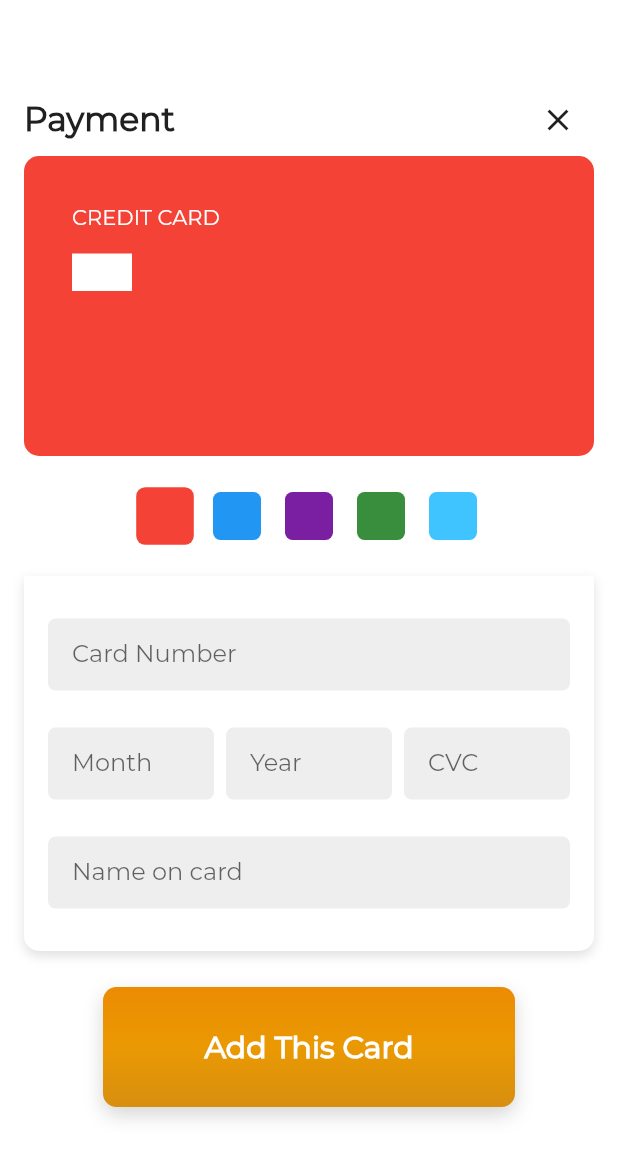
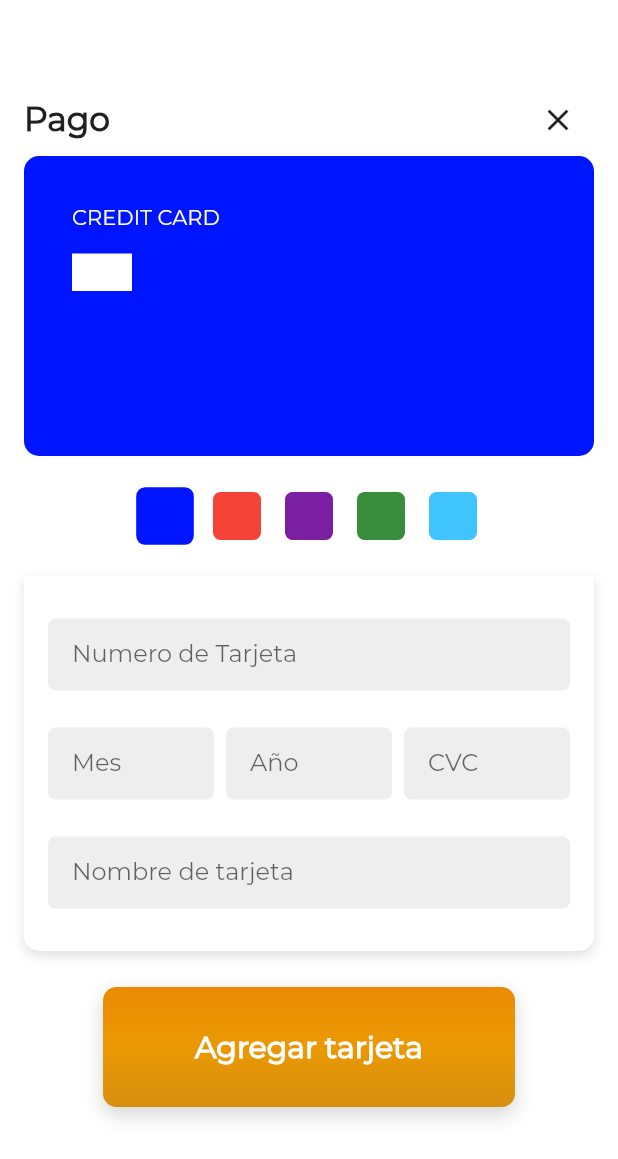
Before and after one commit to IngNex/flutter-practice-delivery, a Flutter app: the PaymentPage screen opened directly, on a phone screen of 412 x 824 dp. Shown: the top 1159 px of the screen. Run offline on Flutter 3.47's test engine with Material 2 defaults, Android fonts, the phone set to English and light mode, and no system bars; our stand-ins replace card_swiper, country_code_picker, flutter_rating_bar, flutter_svg, numberpicker, pin_code_text_field; missing offline and left inert: rubber.

Commit message:
add payment

```diff
--- a/lib/screens/payment/payment_page.dart
+++ b/lib/screens/payment/payment_page.dart
@@ -10,7 +10,7 @@ class PaymentPage extends StatefulWidget {
 }
 
 class _PaymentPageState extends State<PaymentPage> {
-  Color active = Colors.red;
+  Color active = Color.fromARGB(255, 0, 21, 255);
   TextEditingController cardNumber = TextEditingController();
   TextEditingController year = TextEditingController();
   TextEditingController month = TextEditingController();
@@ -65,7 +65,7 @@ class _PaymentPageState extends State<PaymentPage> {
             ],
             borderRadius: BorderRadius.circular(9.0)),
         child: Center(
-          child: Text("Add This Card",
+          child: Text("Agregar tarjeta",
               style: const TextStyle(
                   color: const Color(0xfffefefe),
                   fontWeight: FontWeight.w600,
@@ -96,7 +96,7 @@ class _PaymentPageState extends State<PaymentPage> {
                       mainAxisAlignment: MainAxisAlignment.spaceBetween,
                       children: <Widget>[
                         Text(
-                          'Payment',
+                          'Pago',
                           style: TextStyle(
                             color: darkGrey,
                             fontSize: 22,
@@ -167,8 +167,8 @@ class _PaymentPageState extends State<PaymentPage> {
                       child: Row(
                         mainAxisAlignment: MainAxisAlignment.center,
                         children: [
+                          Color.fromARGB(255, 0, 21, 255),
                           Colors.red,
-                          Colors.blue,
                           Colors.purple[700],
                           Colors.green[700],
                           Colors.lightBlueAccent
@@ -219,7 +219,7 @@ class _PaymentPageState extends State<PaymentPage> {
                               },
                               decoration: InputDecoration(
                                   border: InputBorder.none,
-                                  hintText: 'Card Number'),
+                                  hintText: 'Numero de Tarjeta'),
                             ),
                           ),
                           Row(
@@ -239,7 +239,7 @@ class _PaymentPageState extends State<PaymentPage> {
                                     controller: month,
                                     decoration: InputDecoration(
                                         border: InputBorder.none,
-                                        hintText: 'Month'),
+                                        hintText: 'Mes'),
                                     onChanged: (val) {
                                       setState(() {});
                                     },
@@ -264,7 +264,7 @@ class _PaymentPageState extends State<PaymentPage> {
                                     controller: year,
                                     decoration: InputDecoration(
                                         border: InputBorder.none,
-                                        hintText: 'Year'),
+                                        hintText: 'Año'),
                                     onChanged: (val) {
                                       setState(() {});
                                     },
@@ -306,7 +306,7 @@ class _PaymentPageState extends State<PaymentPage> {
                               controller: cardHolder,
                               decoration: InputDecoration(
                                   border: InputBorder.none,
-                                  hintText: 'Name on card'),
+                                  hintText: 'Nombre de tarjeta'),
                               onChanged: (val) {
                                 setState(() {});
                               },
```
Also changed, not shown: lib/screens/tracking_page.dart (+12 -12 lines).
